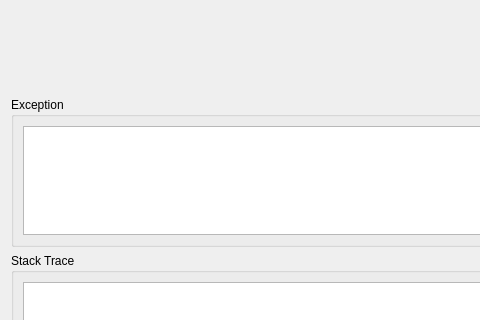
Above: src/UserInterface/src/Dialog/TerminationDialog.ui from till213/SkyDolly before the change; both pictures show x 0 to 480 and y 0 to 320 of the 566 by 476 pixel window. Below: the same form after it.
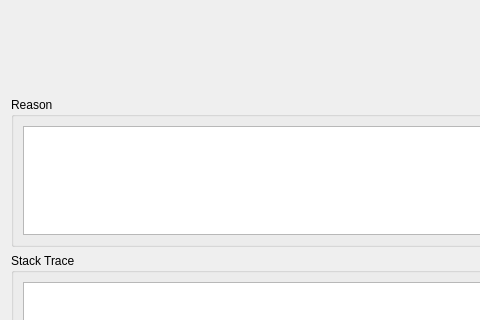
That is the form after the change.

The edit to the form file:
```diff
--- a/src/UserInterface/src/Dialog/TerminationDialog.ui
+++ b/src/UserInterface/src/Dialog/TerminationDialog.ui
@@ -62,7 +62,7 @@
    <item>
     <widget class="QGroupBox" name="groupBox_2">
      <property name="title">
-      <string>Exception</string>
+      <string>Reason</string>
      </property>
      <layout class="QVBoxLayout" name="verticalLayout_2">
       <item>
```
Left out of the diff: 2 changed lines with no effect on the pictures.
